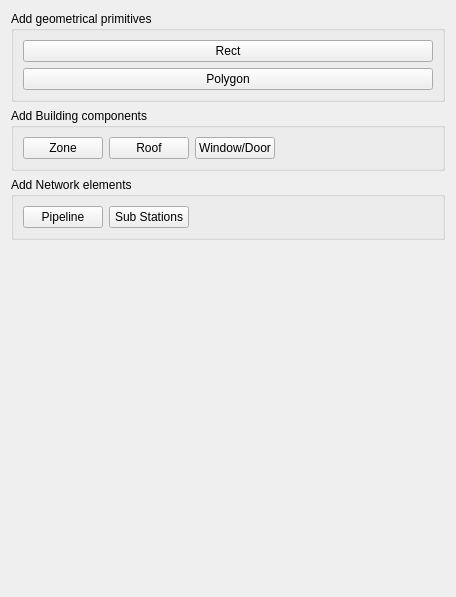
Old version of the form SIM-VICUS/src/SVPropAddGeometry.ui in the repository ghorwin/SIM-VICUS.
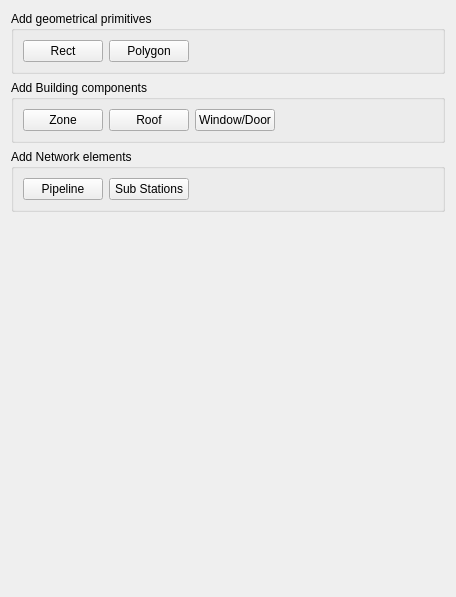
New version of the form. Icons and pictures are not drawn.

Diff of the .ui file:
```diff
--- a/SIM-VICUS/src/SVPropAddGeometry.ui
+++ b/SIM-VICUS/src/SVPropAddGeometry.ui
@@ -19,15 +19,28 @@
      <property name="title">
       <string>Add geometrical primitives</string>
      </property>
-     <layout class="QVBoxLayout" name="verticalLayout">
-      <item>
+     <layout class="QGridLayout" name="gridLayout_7">
+      <item row="0" column="2">
+       <spacer name="horizontalSpacer_3">
+        <property name="orientation">
+         <enum>Qt::Horizontal</enum>
+        </property>
+        <property name="sizeHint" stdset="0">
+         <size>
+          <width>251</width>
+          <height>17</height>
+         </size>
+        </property>
+       </spacer>
+      </item>
+      <item row="0" column="0">
        <widget class="QPushButton" name="pushButtonAddRect">
         <property name="text">
          <string>Rect</string>
         </property>
        </widget>
       </item>
-      <item>
+      <item row="0" column="1">
        <widget class="QPushButton" name="pushButtonAddPolygon">
         <property name="text">
          <string>Polygon</string>
```
Left out of the diff: 28 changed lines with no effect on the pictures.
